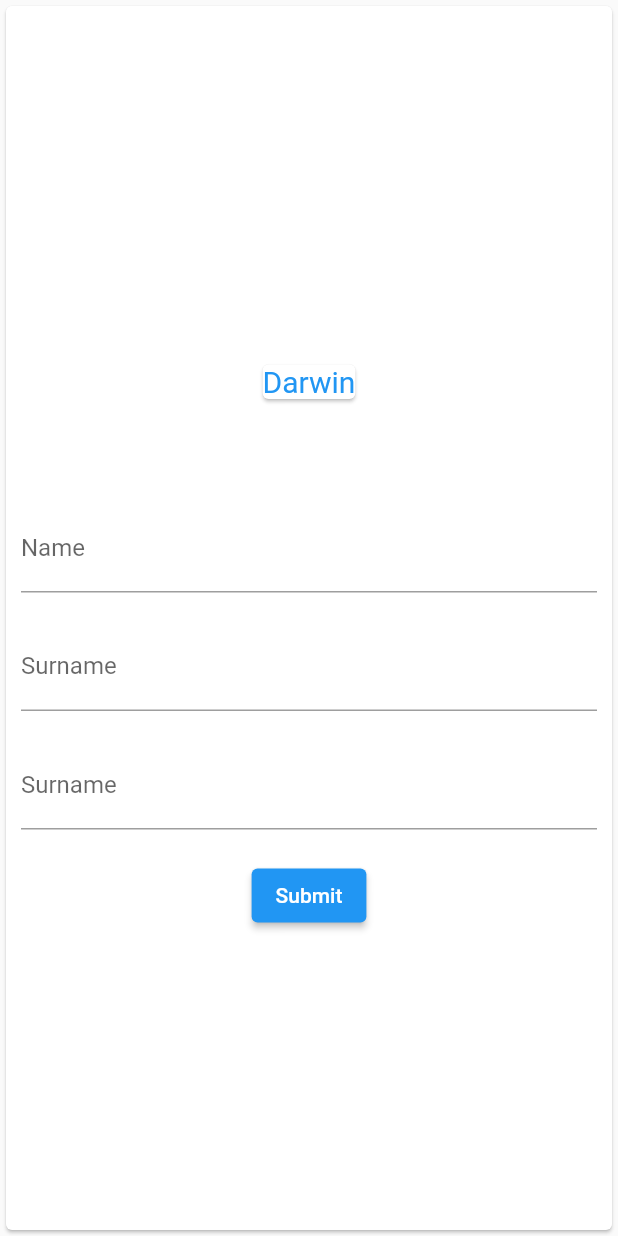
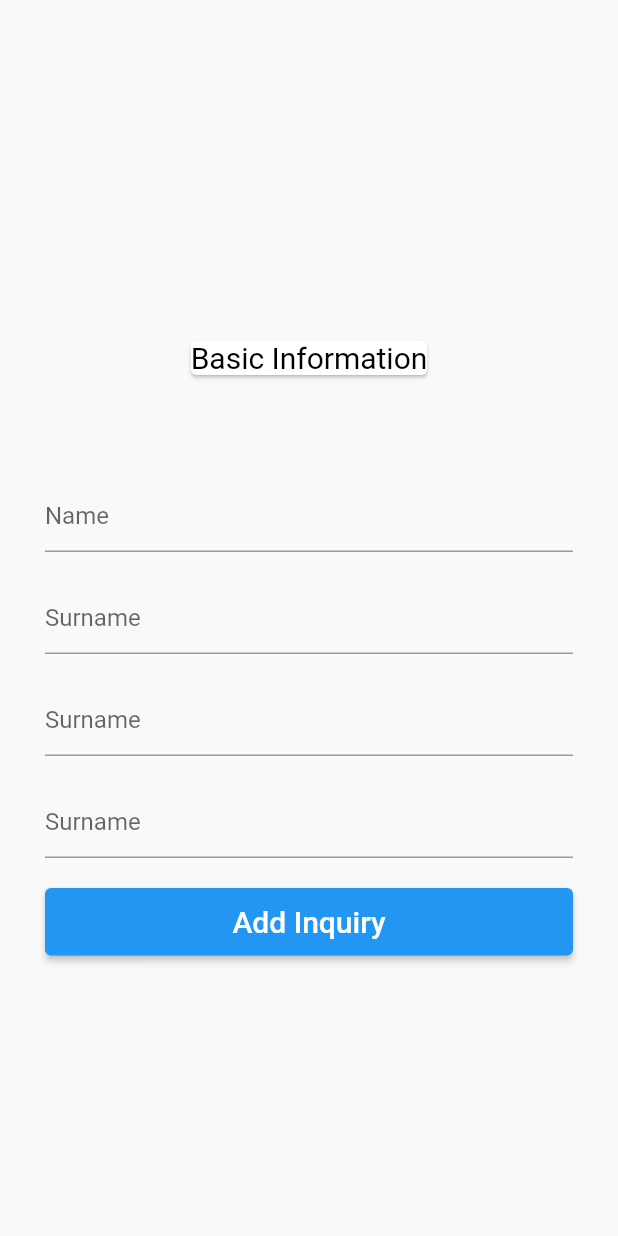
Before and after one commit to sushmitamaurya/form-app, a Flutter app: the screen it shows after launch, on a phone screen of 412 x 824 dp. Run offline on Flutter 3.47's test engine with Material 2 defaults, Android fonts, the phone set to English and light mode, and no system bars.

Commit message:
filds changes

```diff
--- a/lib/home.dart
+++ b/lib/home.dart
@@ -9,11 +9,13 @@ class HomePage extends StatelessWidget {
   Widget build(BuildContext context) {
     return Scaffold(
       body: Center(
-          child: Card(
           child: Container(
               padding: EdgeInsets.all(10),
-            decoration: BoxDecoration(borderRadius: BorderRadius.circular(10)),
-            //margin: EdgeInsets.only(top: 10, bottom: 10, left: 15, right: 15),
+              decoration: BoxDecoration(
+                borderRadius: BorderRadius.circular(10),
+                color: Color(0xffF9F9F9),
+              ),
+              margin: EdgeInsets.symmetric(horizontal: 20, vertical: 10),
               child: Column(
                 mainAxisAlignment: MainAxisAlignment.center,
                 children: [
@@ -23,8 +25,8 @@ class HomePage extends StatelessWidget {
                         margin: EdgeInsets.all(20),
                         color: Colors.white,
                         child: Text(
-                        "Darwin",
-                        style: TextStyle(fontSize: 20, color: Colors.blue),
+                          "Basic Information",
+                          style: TextStyle(fontSize: 20, color: Colors.black),
                         )),
                   ),
                   SizedBox(
@@ -34,30 +36,48 @@ class HomePage extends StatelessWidget {
                     child: Column(
                       children: [
                         TextField(
-                        decoration: InputDecoration(labelText: 'Name'),
+                          decoration: InputDecoration(hintText: 'Name'),
                         ),
                         SizedBox(
                           height: 20,
                         ),
                         TextField(
-                        decoration: InputDecoration(labelText: 'Surname'),
+                          decoration: InputDecoration(hintText: 'Surname'),
                         ),
                         SizedBox(
                           height: 20,
                         ),
                         TextField(
-                        decoration: InputDecoration(labelText: 'Surname'),
+                          decoration: InputDecoration(hintText: 'Surname'),
                         ),
                         SizedBox(
                           height: 20,
                         ),
-                      ElevatedButton(onPressed: () {}, child: Text("Submit"))
+                        TextField(
+                          decoration: InputDecoration(hintText: 'Surname'),
+                        ),
+                        SizedBox(
+                          height: 20,
+                        ),
+                        SizedBox(
+                          height: 45,
+                          width: 400,
+                          child: ElevatedButton(
+                            onPressed: () {},
+                            child: Text(
+                              "Add Inquiry",
+                              style: TextStyle(fontSize: 20),
+                            ),
+                            style: ElevatedButton.styleFrom(
+                              primary: Colors.blue,
+                            ),
+                          ),
+                        )
                       ],
                     ),
                   ),
                 ],
-            )),
-      )),
+              ))),
     );
   }
 }
```
Lines whose indentation alone changed are shown as unchanged.
